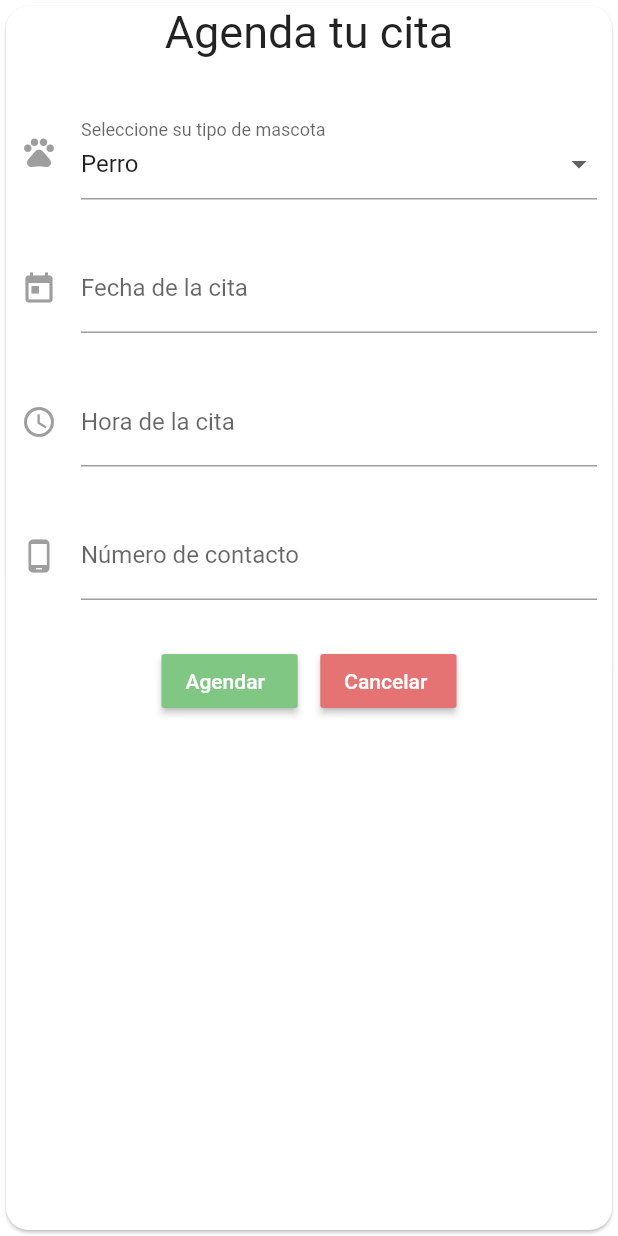
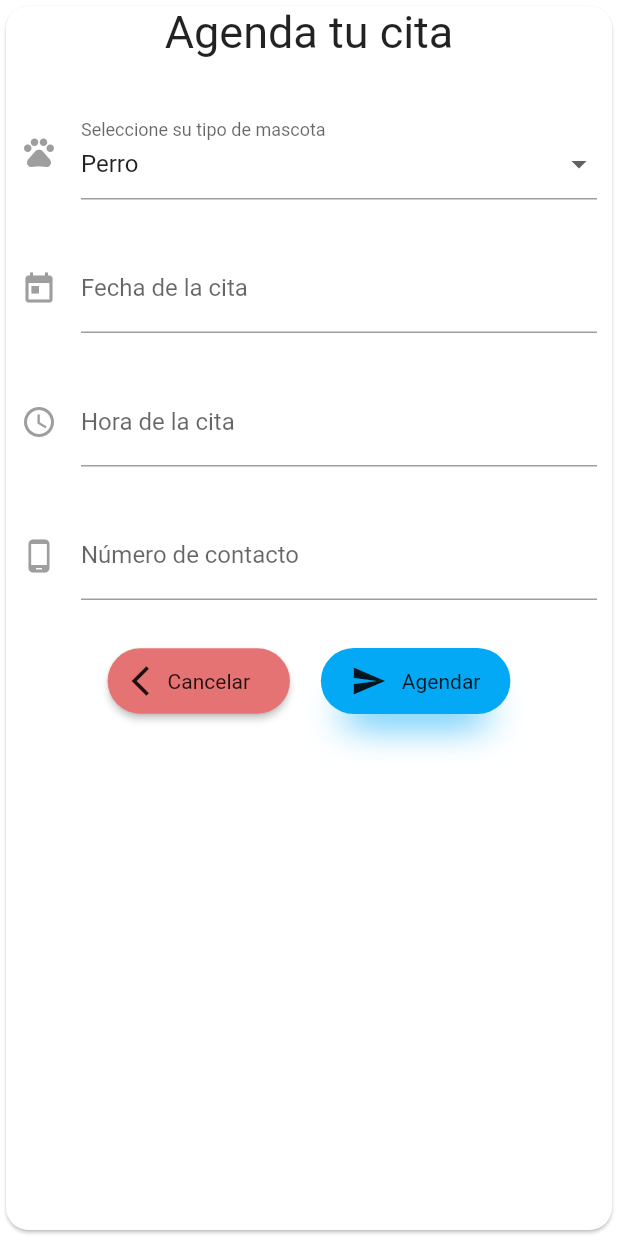
Before and after one commit to SergioMilagritoRiveros/App-Interactivas, a Flutter app: the ScheduleForm screen opened directly, on a phone screen of 412 x 824 dp. Run offline on Flutter 3.47's test engine with Material 2 defaults, Android fonts, the phone set to English and light mode, and no system bars; our stand-ins replace google_fonts, google_maps_flutter, lite_rolling_switch, shared_preferences; missing offline and left inert: ff_navigation_bar; accounts and stored records are empty.

Commit message:
add animation button

```diff
--- a/lib/views/ScheduleForm.dart
+++ b/lib/views/ScheduleForm.dart
@@ -1,3 +1,4 @@
+import 'package:animapp/widgets/DrawerButtonAnimation.dart';
 import 'package:animapp/widgets/InputWidget.dart';
 import 'package:animapp/widgets/NavDrawer.dart';
 import 'package:flutter/material.dart';
@@ -117,36 +118,34 @@ class _ScheduleFormState extends State<ScheduleForm> {
           mainAxisAlignment: MainAxisAlignment.center,
           children: [
             Container(
-              margin: EdgeInsets.only(right: 15),
+              margin:
+                  EdgeInsets.only(right: MediaQuery.of(context).size.width / 20),
               child: RaisedButton(
-                textColor: Colors.white,
-                color: Colors.green[300],
-                onPressed: () {
-                  var snackBar = SnackBar(
-                    content: Text('Yay! se ha agendado tu cita!'),
-                    action: SnackBarAction(
-                      label: 'Cancelar',
-                      onPressed: () {},
-                    ),
-                  );
-                  // Navigator.pop(context);
-                  Scaffold.of(context).showSnackBar(snackBar);
-                },
+                onPressed: () => Navigator.pop(context),
+                color: Colors.red[300],
+                shape: RoundedRectangleBorder(
+                  borderRadius: BorderRadius.circular(100.0),
+                ),
                 child: Container(
-                  child: new Text("Agendar"),
-                  width: MediaQuery.of(context).size.width / 7,
+                  margin: EdgeInsets.symmetric(vertical: 10.0,),
+                  width: MediaQuery.of(context).size.width / 4.6,
+                  height: MediaQuery.of(context).size.height / 35,
+                  child: Row(
+                    children: [
+                      Icon(Icons.arrow_back_ios),
+                      Center(
+                          child: Text(
+                        "Cancelar",
+                        style: TextStyle(
+                          fontWeight: FontWeight.normal,
+                        ),
+                      )),
+                    ],
+                  ),
                 ),
               ),
             ),
-            RaisedButton(
-              onPressed: () => Navigator.pop(context),
-              textColor: Colors.white,
-              color: Colors.red[300],
-              child: Container(
-                child: new Text("Cancelar"),
-                width: MediaQuery.of(context).size.width / 7,
-              ),
-            ),
+            DrawerButton(),
           ],
         ),
       ],
--- /dev/null
+++ b/lib/widgets/DrawerButtonAnimation.dart
@@ -0,0 +1,135 @@
+import 'package:animapp/main.dart';
+
+import 'package:flutter/material.dart';
+
+class DrawerButton extends StatefulWidget {
+  DrawerButton({Key key}) : super(key: key);
+
+  @override
+  _DrawerButtonState createState() => _DrawerButtonState();
+}
+
+class _DrawerButtonState extends State<DrawerButton>
+    with TickerProviderStateMixin {
+  AnimationController _animationController;
+
+  double _containerPaddingLeft = 20.0;
+  double _animationValue;
+  double _translateX = 0;
+  double _translateY = 0;
+  double _rotate = 0;
+  double _scale = 1;
+
+  bool show;
+  bool sent = false;
+  Color _color = Colors.lightBlue;
+
+  @override
+  void initState() {
+    super.initState();
+    _animationController = AnimationController(
+        vsync: this, duration: Duration(milliseconds: 1300));
+    show = true;
+    _animationController.addListener(() {
+      setState(() {
+        show = false;
+        _animationValue = _animationController.value;
+        if (_animationValue >= 0.2 && _animationValue < 0.4) {
+          _containerPaddingLeft = 100.0;
+          _color = Colors.green;
+        } else if (_animationValue >= 0.4 && _animationValue <= 0.5) {
+          _translateX = 80.0;
+          _rotate = -20.0;
+          _scale = 0.1;
+        } else if (_animationValue >= 0.5 && _animationValue <= 0.8) {
+          _translateY = -20.0;
+        } else if (_animationValue >= 0.81) {
+          _containerPaddingLeft = 20.0;
+          sent = true;
+        }
+      });
+    });
+  }
+
+  Widget build(BuildContext context) {
+    return Column(
+      mainAxisAlignment: MainAxisAlignment.center,
+      mainAxisSize: MainAxisSize.max,
+      children: <Widget>[
+        Center(
+          child: GestureDetector(
+            onTap: () {
+              _animationController.forward();
+            },
+            child: AnimatedContainer(
+              decoration: BoxDecoration(
+                color: _color,
+                borderRadius: BorderRadius.circular(100.0),
+                boxShadow: [
+                  BoxShadow(
+                    color: _color,
+                    blurRadius: 21,
+                    spreadRadius: -15,
+                    offset: Offset(
+                      0.0,
+                      20.0,
+                    ),
+                  )
+                ],
+              ),
+              padding: EdgeInsets.only(
+                  left: _containerPaddingLeft,
+                  right: 20.0,
+                  top: 10.0,
+                  bottom: 10.0),
+              duration: Duration(milliseconds: 400),
+              curve: Curves.easeOutCubic,
+              child: Row(
+                mainAxisSize: MainAxisSize.min,
+                children: <Widget>[
+                  (!sent)
+                      ? AnimatedContainer(
+                          duration: Duration(milliseconds: 400),
+                          child: Icon(Icons.send),
+                          curve: Curves.fastOutSlowIn,
+                          transform: Matrix4.translationValues(
+                              _translateX, _translateY, 0)
+                            ..rotateZ(_rotate)
+                            ..scale(_scale),
+                        )
+                      : Container(),
+                  AnimatedSize(
+                    vsync: this,
+                    duration: Duration(milliseconds: 600),
+                    child: show ? SizedBox(width: 10.0) : Container(),
+                  ),
+                  AnimatedSize(
+                    vsync: this,
+                    duration: Duration(milliseconds: 200),
+                    child: show ? Text("Agendar") : Container(),
+                  ),
+                  AnimatedSize(
+                    vsync: this,
+                    duration: Duration(milliseconds: 200),
+                    child: sent ? Icon(Icons.done) : Container(),
+                  ),
+                  AnimatedSize(
+                    vsync: this,
+                    alignment: Alignment.topLeft,
+                    duration: Duration(milliseconds: 600),
+                    child: sent ? SizedBox(width: 10.0) : Container(),
+                  ),
+                  AnimatedSize(
+                    vsync: this,
+                    duration: Duration(milliseconds: 200),
+                    child: sent ? Text("Listo") : Container(),
+                  ),
+                ],
+              ),
+            ),
+          ),
+        ),
+      ],
+    );
+  }
+}
```
